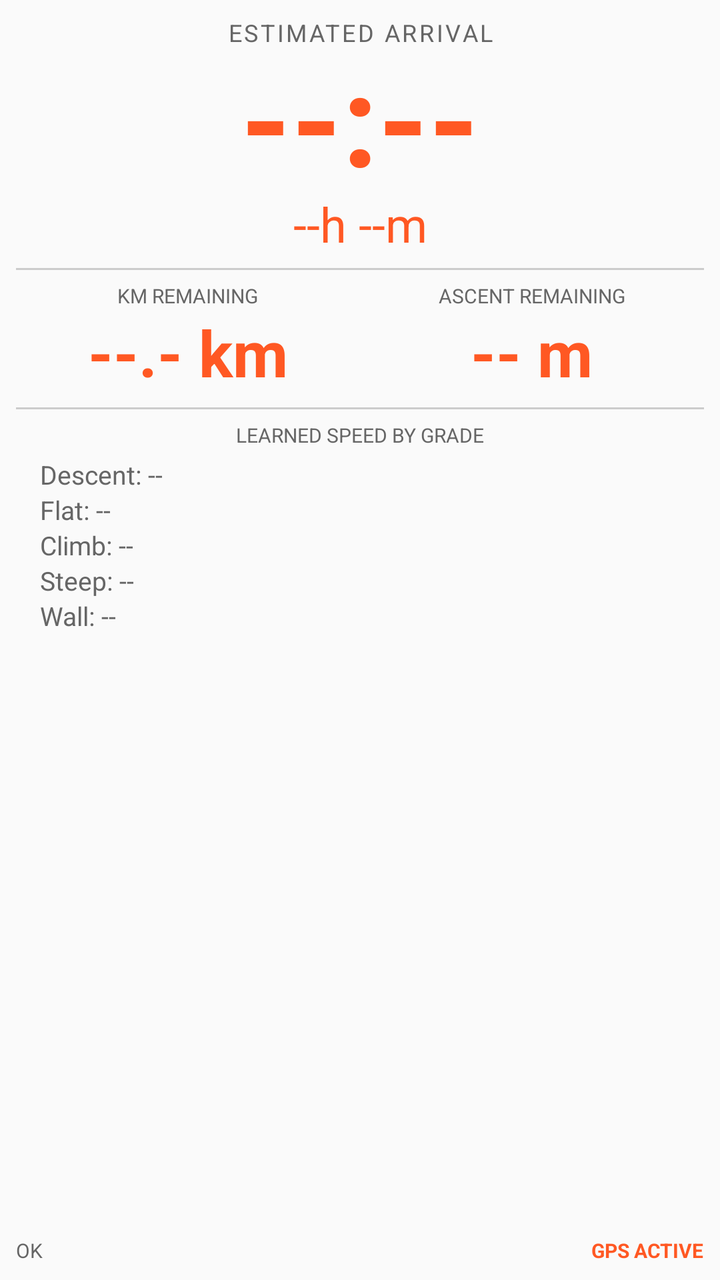
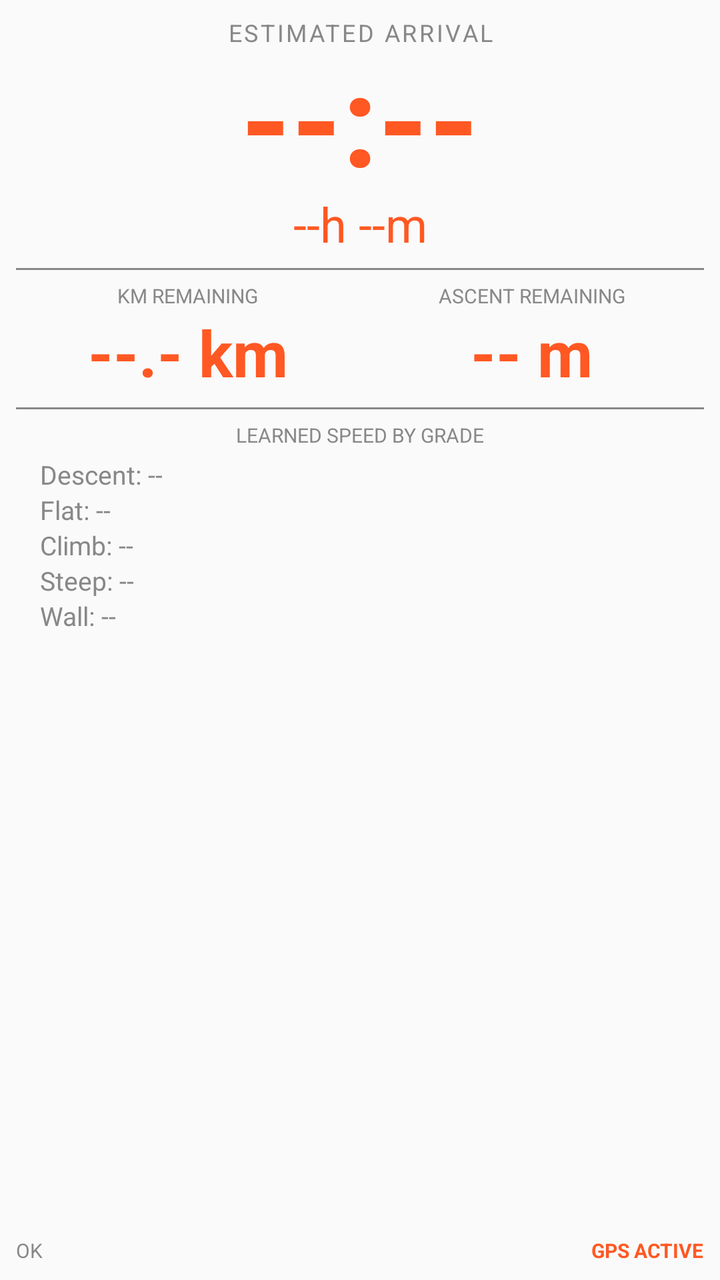

Two renders of the same Android screen: before a commit and after it. Below are the layout's source before the change and the commit's diff.
<!-- AndroidManifest.xml: application theme Theme.AppCompat.DayNight.NoActionBar -->
<!-- res/layout/view_eta_master.xml -->
<?xml version="1.0" encoding="utf-8"?>
<LinearLayout xmlns:android="http://schemas.android.com/apk/res/android"
    android:layout_width="match_parent"
    android:layout_height="match_parent"
    android:background="@android:color/transparent"
    android:orientation="vertical"
    android:padding="8dp">

    
    <TextView
        android:layout_width="match_parent"
        android:layout_height="wrap_content"
        android:text="ESTIMATED ARRIVAL"
        android:textColor="@color/text_secondary"
        android:textSize="12sp"
        android:gravity="center"
        android:letterSpacing="0.1" />

    <TextView
        android:id="@+id/tv_master_eta"
        android:layout_width="match_parent"
        android:layout_height="wrap_content"
        android:text="--:--"
        android:textColor="@color/text_primary"
        android:textSize="64sp"
        android:textStyle="bold"
        android:gravity="center"
        android:includeFontPadding="false" />

    <TextView
        android:id="@+id/tv_master_remaining"
        android:layout_width="match_parent"
        android:layout_height="wrap_content"
        android:text="--h --m"
        android:textColor="@color/text_primary"
        android:textSize="24sp"
        android:gravity="center"
        android:layout_marginTop="-4dp" />

    
    <View
        android:layout_width="match_parent"
        android:layout_height="1dp"
        android:layout_marginVertical="6dp"
        android:background="@color/divider" />

    
    <LinearLayout
        android:layout_width="match_parent"
        android:layout_height="wrap_content"
        android:orientation="horizontal"
        android:baselineAligned="false">

        <LinearLayout
            android:layout_width="0dp"
            android:layout_height="wrap_content"
            android:layout_weight="1"
            android:orientation="vertical"
            android:gravity="center">
            <TextView android:layout_width="wrap_content" android:layout_height="wrap_content" android:text="KM REMAINING" android:textColor="@color/text_secondary" android:textSize="10sp" />
            <TextView android:id="@+id/tv_master_km" android:layout_width="wrap_content" android:layout_height="wrap_content" android:text="--.- km" android:textColor="@color/text_primary" android:textSize="32sp" android:textStyle="bold" />
        </LinearLayout>

        <LinearLayout
            android:layout_width="0dp"
            android:layout_height="wrap_content"
            android:layout_weight="1"
            android:orientation="vertical"
            android:gravity="center">
            <TextView android:layout_width="wrap_content" android:layout_height="wrap_content" android:text="ASCENT REMAINING" android:textColor="@color/text_secondary" android:textSize="10sp" />
            <TextView android:id="@+id/tv_master_ascent" android:layout_width="wrap_content" android:layout_height="wrap_content" android:text="-- m" android:textColor="@color/text_primary" android:textSize="32sp" android:textStyle="bold" />
        </LinearLayout>
    </LinearLayout>

    <View
        android:layout_width="match_parent"
        android:layout_height="1dp"
        android:layout_marginVertical="6dp"
        android:background="@color/divider" />

    
    <TextView
        android:layout_width="match_parent"
        android:layout_height="wrap_content"
        android:text="LEARNED SPEED BY GRADE"
        android:textColor="@color/text_secondary"
        android:textSize="10sp"
        android:gravity="center"
        android:layout_marginBottom="4dp" />

    <LinearLayout
        android:layout_width="match_parent"
        android:layout_height="wrap_content"
        android:orientation="vertical"
        android:paddingHorizontal="12dp">
        <TextView android:id="@+id/tv_b0" android:layout_width="match_parent" android:layout_height="wrap_content" android:text="Descent: --" android:textColor="@color/text_secondary" android:textSize="13sp" />
        <TextView android:id="@+id/tv_b1" android:layout_width="match_parent" android:layout_height="wrap_content" android:text="Flat: --" android:textColor="@color/text_secondary" android:textSize="13sp" />
        <TextView android:id="@+id/tv_b2" android:layout_width="match_parent" android:layout_height="wrap_content" android:text="Climb: --" android:textColor="@color/text_secondary" android:textSize="13sp" />
        <TextView android:id="@+id/tv_b3" android:layout_width="match_parent" android:layout_height="wrap_content" android:text="Steep: --" android:textColor="@color/text_secondary" android:textSize="13sp" />
        <TextView android:id="@+id/tv_b4" android:layout_width="match_parent" android:layout_height="wrap_content" android:text="Wall: --" android:textColor="@color/text_secondary" android:textSize="13sp" />
    </LinearLayout>

    
    <View
        android:layout_width="match_parent"
        android:layout_height="0dp"
        android:layout_weight="1" />

    <LinearLayout
        android:layout_width="match_parent"
        android:layout_height="wrap_content"
        android:orientation="horizontal"
        android:gravity="bottom">
        <TextView android:id="@+id/tv_status_msg" android:layout_width="0dp" android:layout_weight="1" android:layout_height="wrap_content" android:text="OK" android:textColor="@color/text_secondary" android:textSize="10sp" />
        <TextView android:id="@+id/tv_gps_status" android:layout_width="wrap_content" android:layout_height="wrap_content" android:text="GPS ACTIVE" android:textColor="@color/text_primary" android:textSize="10sp" android:textStyle="bold" />
    </LinearLayout>

</LinearLayout>
<!-- resources referenced by this layout -->
<resources>
  <color name="divider">#CCCCCC</color>
  <color name="text_primary">#FF5823</color>
  <color name="text_secondary">#666666</color>
</resources>

<!-- the commit's change to res/layout/view_eta_master.xml (unified diff, before → after) -->
@@ -11,7 +11,7 @@
         android:layout_width="match_parent"
         android:layout_height="wrap_content"
         android:text="ESTIMATED ARRIVAL"
-        android:textColor="@color/text_secondary"
+        android:textColor="#888888"
         android:textSize="12sp"
         android:gravity="center"
         android:letterSpacing="0.1" />
@@ -21,7 +21,7 @@
         android:layout_width="match_parent"
         android:layout_height="wrap_content"
         android:text="--:--"
-        android:textColor="@color/text_primary"
+        android:textColor="#FF5823"
         android:textSize="64sp"
         android:textStyle="bold"
         android:gravity="center"
@@ -32,7 +32,7 @@
         android:layout_width="match_parent"
         android:layout_height="wrap_content"
         android:text="--h --m"
-        android:textColor="@color/text_primary"
+        android:textColor="#FF5823"
         android:textSize="24sp"
         android:gravity="center"
         android:layout_marginTop="-4dp" />
@@ -42,7 +42,7 @@
         android:layout_width="match_parent"
         android:layout_height="1dp"
         android:layout_marginVertical="6dp"
-        android:background="@color/divider" />
+        android:background="#888888" />
 
     
     <LinearLayout
@@ -57,8 +57,8 @@
             android:layout_weight="1"
             android:orientation="vertical"
             android:gravity="center">
-            <TextView android:layout_width="wrap_content" android:layout_height="wrap_content" android:text="KM REMAINING" android:textColor="@color/text_secondary" android:textSize="10sp" />
-            <TextView android:id="@+id/tv_master_km" android:layout_width="wrap_content" android:layout_height="wrap_content" android:text="--.- km" android:textColor="@color/text_primary" android:textSize="32sp" android:textStyle="bold" />
+            <TextView android:layout_width="wrap_content" android:layout_height="wrap_content" android:text="KM REMAINING" android:textColor="#888888" android:textSize="10sp" />
+            <TextView android:id="@+id/tv_master_km" android:layout_width="wrap_content" android:layout_height="wrap_content" android:text="--.- km" android:textColor="#FF5823" android:textSize="32sp" android:textStyle="bold" />
         </LinearLayout>
 
         <LinearLayout
@@ -67,8 +67,8 @@
             android:layout_weight="1"
             android:orientation="vertical"
             android:gravity="center">
-            <TextView android:layout_width="wrap_content" android:layout_height="wrap_content" android:text="ASCENT REMAINING" android:textColor="@color/text_secondary" android:textSize="10sp" />
-            <TextView android:id="@+id/tv_master_ascent" android:layout_width="wrap_content" android:layout_height="wrap_content" android:text="-- m" android:textColor="@color/text_primary" android:textSize="32sp" android:textStyle="bold" />
+            <TextView android:layout_width="wrap_content" android:layout_height="wrap_content" android:text="ASCENT REMAINING" android:textColor="#888888" android:textSize="10sp" />
+            <TextView android:id="@+id/tv_master_ascent" android:layout_width="wrap_content" android:layout_height="wrap_content" android:text="-- m" android:textColor="#FF5823" android:textSize="32sp" android:textStyle="bold" />
         </LinearLayout>
     </LinearLayout>
 
@@ -76,14 +76,14 @@
         android:layout_width="match_parent"
         android:layout_height="1dp"
         android:layout_marginVertical="6dp"
-        android:background="@color/divider" />
+        android:background="#888888" />
 
     
     <TextView
         android:layout_width="match_parent"
         android:layout_height="wrap_content"
         android:text="LEARNED SPEED BY GRADE"
-        android:textColor="@color/text_secondary"
+        android:textColor="#888888"
         android:textSize="10sp"
         android:gravity="center"
         android:layout_marginBottom="4dp" />
@@ -93,11 +93,11 @@
         android:layout_height="wrap_content"
         android:orientation="vertical"
         android:paddingHorizontal="12dp">
-        <TextView android:id="@+id/tv_b0" android:layout_width="match_parent" android:layout_height="wrap_content" android:text="Descent: --" android:textColor="@color/text_secondary" android:textSize="13sp" />
-        <TextView android:id="@+id/tv_b1" android:layout_width="match_parent" android:layout_height="wrap_content" android:text="Flat: --" android:textColor="@color/text_secondary" android:textSize="13sp" />
-        <TextView android:id="@+id/tv_b2" android:layout_width="match_parent" android:layout_height="wrap_content" android:text="Climb: --" android:textColor="@color/text_secondary" android:textSize="13sp" />
-        <TextView android:id="@+id/tv_b3" android:layout_width="match_parent" android:layout_height="wrap_content" android:text="Steep: --" android:textColor="@color/text_secondary" android:textSize="13sp" />
-        <TextView android:id="@+id/tv_b4" android:layout_width="match_parent" android:layout_height="wrap_content" android:text="Wall: --" android:textColor="@color/text_secondary" android:textSize="13sp" />
+        <TextView android:id="@+id/tv_b0" android:layout_width="match_parent" android:layout_height="wrap_content" android:text="Descent: --" android:textColor="#888888" android:textSize="13sp" />
+        <TextView android:id="@+id/tv_b1" android:layout_width="match_parent" android:layout_height="wrap_content" android:text="Flat: --" android:textColor="#888888" android:textSize="13sp" />
+        <TextView android:id="@+id/tv_b2" android:layout_width="match_parent" android:layout_height="wrap_content" android:text="Climb: --" android:textColor="#888888" android:textSize="13sp" />
+        <TextView android:id="@+id/tv_b3" android:layout_width="match_parent" android:layout_height="wrap_content" android:text="Steep: --" android:textColor="#888888" android:textSize="13sp" />
+        <TextView android:id="@+id/tv_b4" android:layout_width="match_parent" android:layout_height="wrap_content" android:text="Wall: --" android:textColor="#888888" android:textSize="13sp" />
     </LinearLayout>
 
     
@@ -111,8 +111,8 @@
         android:layout_height="wrap_content"
         android:orientation="horizontal"
         android:gravity="bottom">
-        <TextView android:id="@+id/tv_status_msg" android:layout_width="0dp" android:layout_weight="1" android:layout_height="wrap_content" android:text="OK" android:textColor="@color/text_secondary" android:textSize="10sp" />
-        <TextView android:id="@+id/tv_gps_status" android:layout_width="wrap_content" android:layout_height="wrap_content" android:text="GPS ACTIVE" android:textColor="@color/text_primary" android:textSize="10sp" android:textStyle="bold" />
+        <TextView android:id="@+id/tv_status_msg" android:layout_width="0dp" android:layout_weight="1" android:layout_height="wrap_content" android:text="OK" android:textColor="#888888" android:textSize="10sp" />
+        <TextView android:id="@+id/tv_gps_status" android:layout_width="wrap_content" android:layout_height="wrap_content" android:text="GPS ACTIVE" android:textColor="#FF5823" android:textSize="10sp" android:textStyle="bold" />
     </LinearLayout>
 
 </LinearLayout>
<!-- resource entries referenced after the edit -->
@@ -1,7 +1,5 @@
 <!-- resources referenced by this layout -->
 <resources>
-  <color name="divider">#CCCCCC</color>
-  <color name="text_primary">#FF5823</color>
-  <color name="text_secondary">#666666</color>
+
 </resources>
 
